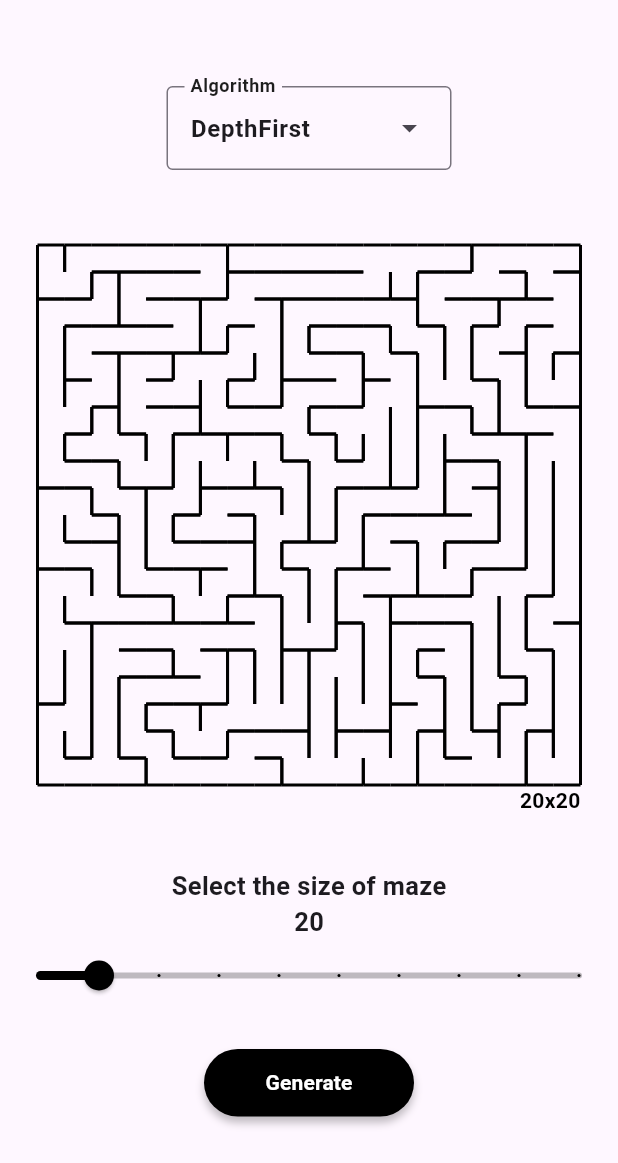
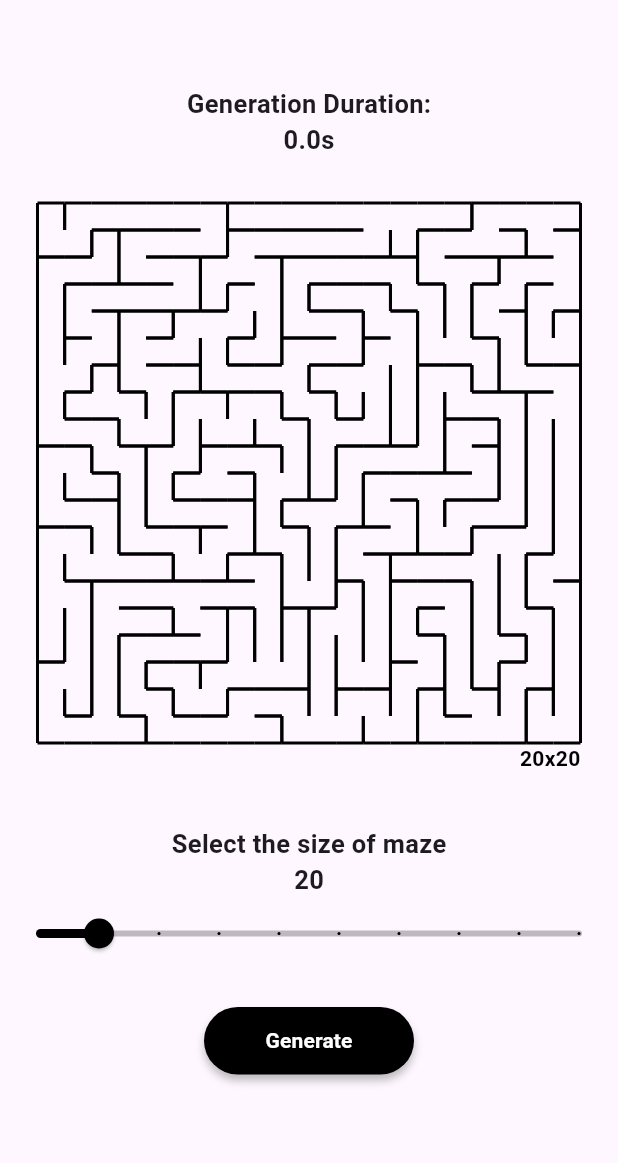
Before and after one commit to dylan-1006/maze_generator, a Flutter app: the screen it shows after launch, after a tap on "Generate", on a phone screen of 412 x 824 dp, the part 73-1236 px from its top. Run offline on Flutter 3.47's test engine with Material 3 defaults, Android fonts, the phone set to English and light mode, and no system bars; Roboto replaces fonts that are missing (SF-Pro).

Commit message:
Removed algorithm drop down option. Added maze generation duration time.

```diff
--- a/lib/classes/maze_generator.dart
+++ b/lib/classes/maze_generator.dart
@@ -1,5 +1,10 @@
 import 'dart:math';
 import 'package:maze_generator/classes/maze.dart';
+
+const int UP = 0;
+const int DOWN = 1;
+const int LEFT = 2;
+const int RIGHT = 3;
 
 class MazeGenerator {
   final Maze maze;
@@ -7,17 +12,22 @@ class MazeGenerator {
 
   MazeGenerator(this.maze);
 
-  void generateMaze() {
+  Duration generateMaze() {
+    //Timer to measure how much time required to generate maze
+    final startTime = DateTime.now();
     //Fixed starting point; Can be changed to start at random position
-    generateUsingDepthFirstSearch(0, 0);
+    generateUsingRecursiveBacktracking(0, 0);
+    final endTime = DateTime.now();
+    return endTime.difference(startTime);
   }
 
-  void generateUsingDepthFirstSearch(int row, int column) {
+  void generateUsingRecursiveBacktracking(int row, int column) {
     //Initialise starting cell as visited
     maze.grid[row][column].visitedBefore = true;
 
     // 0 = Up, 1 = Down, 2 = Left, 3 = Right
-    List<int> directions = [0, 1, 2, 3];
+    //List<int> directions = [0, 1, 2, 3];
+    List<int> directions = [UP, DOWN, LEFT, RIGHT];
     directions.shuffle(random); //Makes moving direction random
 
     //For loop with recursion for recursive backtracking
@@ -26,18 +36,18 @@ class MazeGenerator {
       int newCellColumn = column;
 
       switch (direction) {
-        case 0: //Move up
+        case UP: //Move up
           newCellRow--;
           break;
-        case 1: //Move down
+        case DOWN: //Move down
           newCellRow++;
           break;
 
-        case 2: //Move left
+        case LEFT: //Move left
           newCellColumn--;
           break;
 
-        case 3: //Move right
+        case RIGHT: //Move right
           newCellColumn++;
           break;
       }
@@ -45,7 +55,7 @@ class MazeGenerator {
       if (isInBounds(newCellRow, newCellColumn) &&
           !maze.grid[newCellRow][newCellColumn].visitedBefore) {
         removeCellWall(row, column, direction);
-        generateUsingDepthFirstSearch(newCellRow, newCellColumn);
+        generateUsingRecursiveBacktracking(newCellRow, newCellColumn);
       }
     }
   }
@@ -60,22 +70,22 @@ class MazeGenerator {
 
   void removeCellWall(int row, int column, int direction) {
     switch (direction) {
-      case 0: //Break wall between current cell & cell above
+      case UP: //Break wall between current cell & cell above
         maze.grid[row][column].topWall = false;
         maze.grid[row - 1][column].bottomWall = false;
         break;
 
-      case 1: //Break wall between current cell & cell below
+      case DOWN: //Break wall between current cell & cell below
         maze.grid[row][column].bottomWall = false;
         maze.grid[row + 1][column].topWall = false;
         break;
 
-      case 2: //Break wall between current cell & left cell
+      case LEFT: //Break wall between current cell & left cell
         maze.grid[row][column].leftWall = false;
         maze.grid[row][column - 1].rightWall = false;
         break;
 
-      case 3: //Break wall between current cell & right cell
+      case RIGHT: //Break wall between current cell & right cell
         maze.grid[row][column].rightWall = false;
         maze.grid[row][column + 1].leftWall = false;
         break;
--- a/lib/home.dart
+++ b/lib/home.dart
@@ -1,7 +1,6 @@
 import "package:flutter/material.dart";
 import "package:maze_generator/classes/maze.dart";
 import "package:maze_generator/classes/maze_generator.dart";
-import "package:maze_generator/widgets/algorithm_drop_down.dart";
 import "package:maze_generator/widgets/maze_painter.dart";
 
 class HomeScreen extends StatefulWidget {
@@ -15,6 +14,7 @@ class _HomeScreenState extends State<HomeScreen> {
   double mazeSize = 20;
   late Maze maze;
   late MazeGenerator generator;
+  Duration mazeGenerationTime = Duration.zero;
   int previousMazeSize = 20;
   bool finishedDrawing = false;
 
@@ -32,7 +32,20 @@ class _HomeScreenState extends State<HomeScreen> {
         body: Column(
           crossAxisAlignment: CrossAxisAlignment.center,
           children: [
-            const AlgorithmDropDown(),
+            Container(
+              margin: EdgeInsets.only(top: 50),
+              child: Text(
+                "Generation Duration:",
+                style: TextStyle(fontWeight: FontWeight.w600, fontSize: 17),
+              ),
+            ),
+            Container(
+                margin: EdgeInsets.only(bottom: 30),
+                child: Text(
+                  (mazeGenerationTime.inMicroseconds / 1000000).toString() +
+                      's',
+                  style: TextStyle(fontWeight: FontWeight.w600, fontSize: 17),
+                )),
             Container(
               alignment: Alignment.center,
               height: 360,
@@ -68,7 +81,8 @@ class _HomeScreenState extends State<HomeScreen> {
             Container(
               child: Text(
                 mazeSize.round().toString(),
-                style: const TextStyle(fontSize: 17, fontWeight: FontWeight.w600),
+                style:
+                    const TextStyle(fontSize: 17, fontWeight: FontWeight.w600),
               ),
             ),
             Slider(
@@ -104,9 +118,8 @@ class _HomeScreenState extends State<HomeScreen> {
                   setState(() {
                     previousMazeSize = mazeSize.round();
                     maze = Maze(mazeSize.round(), mazeSize.round());
-                    //maze = Maze(100, 100);
                     generator = MazeGenerator(maze);
-                    generator.generateMaze();
+                    mazeGenerationTime = generator.generateMaze();
 
                     // for (int i = 0; i < generator.maze.rows; i++) {
                     //   for (int j = 0; j < generator.maze.columns; j++) {
--- a/lib/widgets/algorithm_drop_down.dart
+++ /dev/null
@@ -1,42 +0,0 @@
-import 'package:flutter/material.dart';
-
-enum AlgorithmLabel { DepthFirst, Kruskal }
-
-class AlgorithmDropDown extends StatefulWidget {
-  const AlgorithmDropDown({super.key});
-
-  @override
-  State<AlgorithmDropDown> createState() => _AlgorithmDropDownState();
-}
-
-class _AlgorithmDropDownState extends State<AlgorithmDropDown> {
-  AlgorithmLabel? selectedAlgorithm;
-  @override
-  Widget build(BuildContext context) {
-    return Align(
-      child: Container(
-        width: 190,
-        margin: const EdgeInsets.only(top: 50, bottom: 50),
-        alignment: Alignment.center,
-        child: DropdownMenu<AlgorithmLabel>(
-            textStyle: const TextStyle(fontWeight: FontWeight.w600),
-            label: const Text(
-              'Algorithm',
-              textAlign: TextAlign.center,
-              style: TextStyle(
-                  color: Color(0XFF1E1E1E), fontWeight: FontWeight.w600),
-            ),
-            width: 190,
-            initialSelection: AlgorithmLabel.DepthFirst,
-            dropdownMenuEntries: AlgorithmLabel.values
-                .map<DropdownMenuEntry<AlgorithmLabel>>(
-                    (AlgorithmLabel algorithm) {
-              return DropdownMenuEntry<AlgorithmLabel>(
-                value: algorithm,
-                label: algorithm.toString().split('.').last,
-              );
-            }).toList()),
-      ),
-    );
-  }
-}
```
